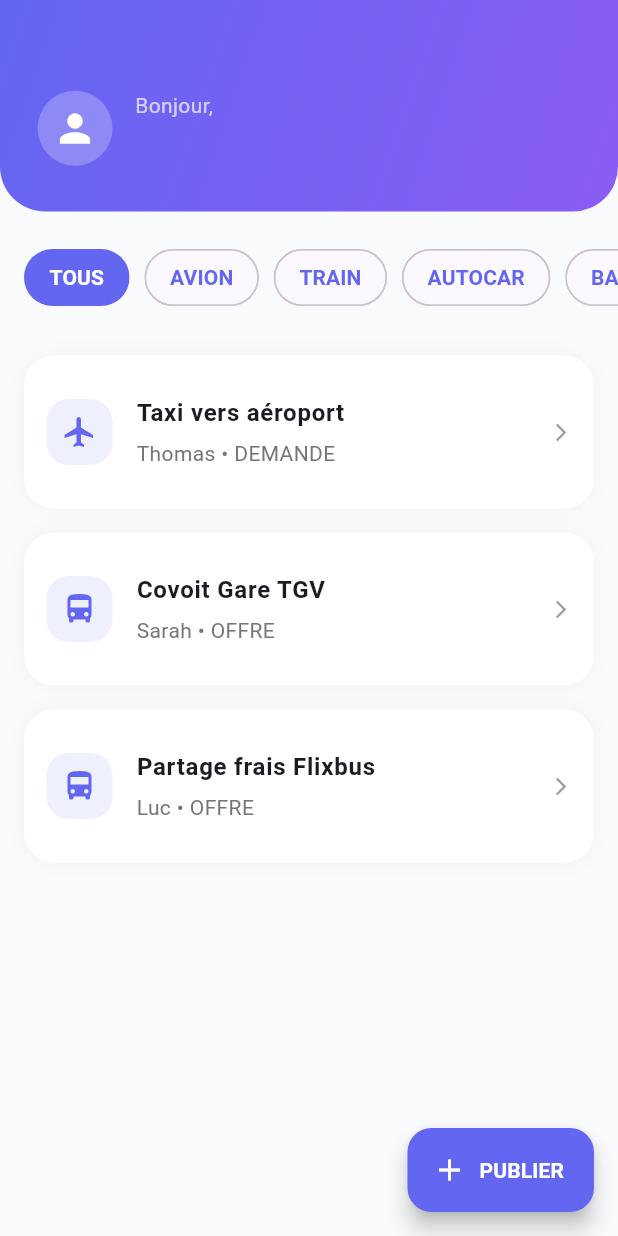
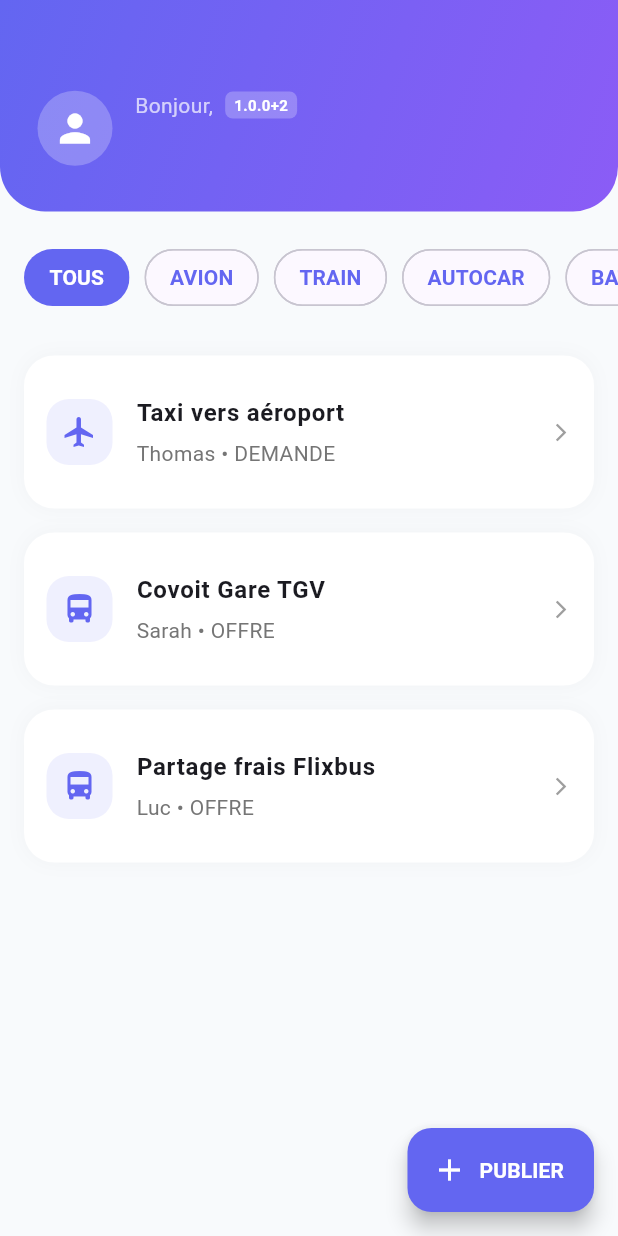
Before and after one commit to Jhamy35700/copassager, a Flutter app: the screen it shows after launch, after a tap on "COMMENCER", after a tap on "CONTINUER", after a tap on "REJOINDRE LE RÉSEAU", on a phone screen of 412 x 824 dp. Run offline on Flutter 3.47's test engine with Material 3 defaults, Android fonts, the phone set to English and light mode, and no system bars; our stand-ins replace flutter_local_notifications, package_info_plus, permission_handler, supabase_flutter; missing offline and left inert: nearby_connections; accounts and stored records are empty.

Commit message:
Nettoyage final : suppression des warnings et ajout du badge de version

```diff
--- a/lib/main.dart
+++ b/lib/main.dart
@@ -6,6 +6,7 @@ import 'dart:developer' as dev;
 import 'dart:typed_data';
 import 'dart:io' show Platform;
 import 'package:supabase_flutter/supabase_flutter.dart';
+import 'package:package_info_plus/package_info_plus.dart';
 
 // --- INITIALISATION DES NOTIFICATIONS ---
 final FlutterLocalNotificationsPlugin flutterLocalNotificationsPlugin = FlutterLocalNotificationsPlugin();
@@ -13,7 +14,7 @@ final FlutterLocalNotificationsPlugin flutterLocalNotificationsPlugin = FlutterL
 void main() async {
   WidgetsFlutterBinding.ensureInitialized();
 
-  // INITIALISATION SUPABASE (Remplace par tes clés)
+  // INITIALISATION SUPABASE (Remplace par tes vraies clés !)
   await Supabase.initialize(
     url: 'https://xyzcompany.supabase.co',
     anonKey: 'eyJhbGciOiJIUzI1NiIsInR5cCI6IkpXVCJ9...',
@@ -47,7 +48,7 @@ class CoPassagerApp extends StatelessWidget {
           seedColor: const Color(0xFF6366f1),
           brightness: Brightness.light,
         ),
-        cardTheme: CardThemeData( // Ajoute "Data" ici
+        cardTheme: CardThemeData(
           elevation: 0,
           shape: RoundedRectangleBorder(
             borderRadius: BorderRadius.circular(20),
@@ -106,6 +107,7 @@ class _MainLogicState extends State<MainLogic> {
   bool _isServiceRunning = false;
   bool _isSyncing = false;
   String _activeFilter = 'TOUS';
+  String _appVersion = "0.0.0"; // Variable de version
 
   Map<String, String> user = {"name": "", "transport": "avion", "tripId": ""};
   Map<String, dynamic>? _activeRoom;
@@ -119,15 +121,43 @@ class _MainLogicState extends State<MainLogic> {
     {"id": "test_3", "author": "Luc", "title": "Partage frais Flixbus", "desc": "Billets de groupe", "type": "OFFRE", "transport": "autocar", "isOnline": true, "isFake": true},
   ];
 
+  @override
+  void initState() {
+    super.initState();
+    _loadVersion(); // Chargement de la version au démarrage
+  }
+
+  Future<void> _loadVersion() async {
+    try {
+      final packageInfo = await PackageInfo.fromPlatform();
+      setState(() {
+        _appVersion = "${packageInfo.version}+${packageInfo.buildNumber}";
+      });
+    } catch (e) {
+      dev.log("Erreur lors du chargement de la version: $e");
+    }
+  }
+
   List<String> _getMessagesFor(String roomId) => _history.putIfAbsent(roomId, () => []);
 
   Future<void> _showNotification(String title, String body) async {
     const AndroidNotificationDetails androidDetails = AndroidNotificationDetails(
-      'copassager_channel_id', 'Messages CoPassager',
-      importance: Importance.max, priority: Priority.high,
+      'copassager_channel_id',
+      'Messages CoPassager',
+      importance: Importance.max,
+      priority: Priority.high,
     );
-    const NotificationDetails platformDetails = NotificationDetails(android: androidDetails, iOS: DarwinNotificationDetails());
-    await flutterLocalNotificationsPlugin.show(id: 0, title: title, body: body, notificationDetails: platformDetails);
+    const NotificationDetails platformDetails = NotificationDetails(
+      android: androidDetails,
+      iOS: DarwinNotificationDetails()
+    );
+
+    await flutterLocalNotificationsPlugin.show(
+      id: 0,
+      title: title,
+      body: body,
+      notificationDetails: platformDetails
+    );
   }
 
   void _onPayloadReceived(String id, Payload payload) {
@@ -233,7 +263,16 @@ class _MainLogicState extends State<MainLogic> {
       case 3: return _TripStep(user: user, onJoin: _startNearby);
       case 4:
         List<Map<String, dynamic>> filtered = _rooms.where((r) => _activeFilter == 'TOUS' || r['transport'].toString().toUpperCase() == _activeFilter).toList();
-        return _DashboardStep(user: user, rooms: filtered, isSync: _isSyncing, activeFilter: _activeFilter, onFilterChanged: (f) => setState(() => _activeFilter = f), onAdd: _openModal, onSelect: _connectToPeer);
+        return _DashboardStep(
+          user: user,
+          rooms: filtered,
+          isSync: _isSyncing,
+          activeFilter: _activeFilter,
+          appVersion: _appVersion, // <-- Transmission du numéro de version ici
+          onFilterChanged: (f) => setState(() => _activeFilter = f),
+          onAdd: _openModal,
+          onSelect: _connectToPeer
+        );
       case 5:
         return _ChatStep(room: _activeRoom!, messages: _getMessagesFor(_activeRoom!['id']), onSend: (v) {
           setState(() => _getMessagesFor(_activeRoom!['id']).add("Moi: $v"));
@@ -323,8 +362,8 @@ class _DashboardStep extends StatelessWidget {
   final Function(String) onFilterChanged;
   final VoidCallback onAdd;
   final Function(Map<String, dynamic>) onSelect;
+  final String appVersion;
 
-  // CORRECTION : 'required' bien écrit et suppression du 'super.key' inutile
   const _DashboardStep({
     required this.user,
     required this.rooms,
@@ -332,6 +371,7 @@ class _DashboardStep extends StatelessWidget {
     required this.activeFilter,
     required this.onFilterChanged,
     required this.onAdd,
+    required this.appVersion,
     required this.onSelect
   });
 
@@ -350,7 +390,21 @@ class _DashboardStep extends StatelessWidget {
             const CircleAvatar(radius: 25, backgroundColor: Colors.white24, child: Icon(Icons.person, color: Colors.white, size: 30)),
             const SizedBox(width: 15),
             Expanded(child: Column(crossAxisAlignment: CrossAxisAlignment.start, children: [
-              const Text('Bonjour,', style: TextStyle(color: Colors.white70)),
+              Row(
+                children: [
+                  const Text('Bonjour,', style: TextStyle(color: Colors.white70)),
+                  const SizedBox(width: 8),
+                  // Le fameux badge de version !
+                  Container(
+                    padding: const EdgeInsets.symmetric(horizontal: 6, vertical: 2),
+                    decoration: BoxDecoration(
+                      color: Colors.white24,
+                      borderRadius: BorderRadius.circular(5),
+                    ),
+                    child: Text(appVersion, style: const TextStyle(color: Colors.white, fontSize: 10, fontWeight: FontWeight.bold)),
+                  ),
+                ],
+              ),
               Text(user['name']!, style: const TextStyle(color: Colors.white, fontSize: 22, fontWeight: FontWeight.bold)),
             ])),
             if (isSync) const SizedBox(width: 20, height: 20, child: CircularProgressIndicator(color: Colors.white, strokeWidth: 2)),
@@ -417,6 +471,7 @@ class _DashboardStep extends StatelessWidget {
     );
   }
 }
+
 class _ChatStep extends StatelessWidget {
   final Map<String, dynamic> room;
   final List<String> messages;
@@ -490,6 +545,7 @@ class _CreateModalState extends State<_CreateModal> {
   @override
   void initState() {
     super.initState();
+    // Le transport par défaut s'adapte au filtre actuellement sélectionné dans le Dashboard
     _selectedTransport = widget.activeFilter == 'TOUS' ? 'avion' : widget.activeFilter.toLowerCase();
   }
 
--- a/pubspec.yaml
+++ b/pubspec.yaml
@@ -15,6 +15,7 @@ dependencies:
   permission_handler: ^11.0.0
   flutter_local_notifications: ^21.0.0
   supabase_flutter: ^2.12.0
+  package_info_plus: ^9.0.0
 
 dev_dependencies:
   flutter_test:
```
Also changed, not shown: pubspec.lock, 1 other file.
